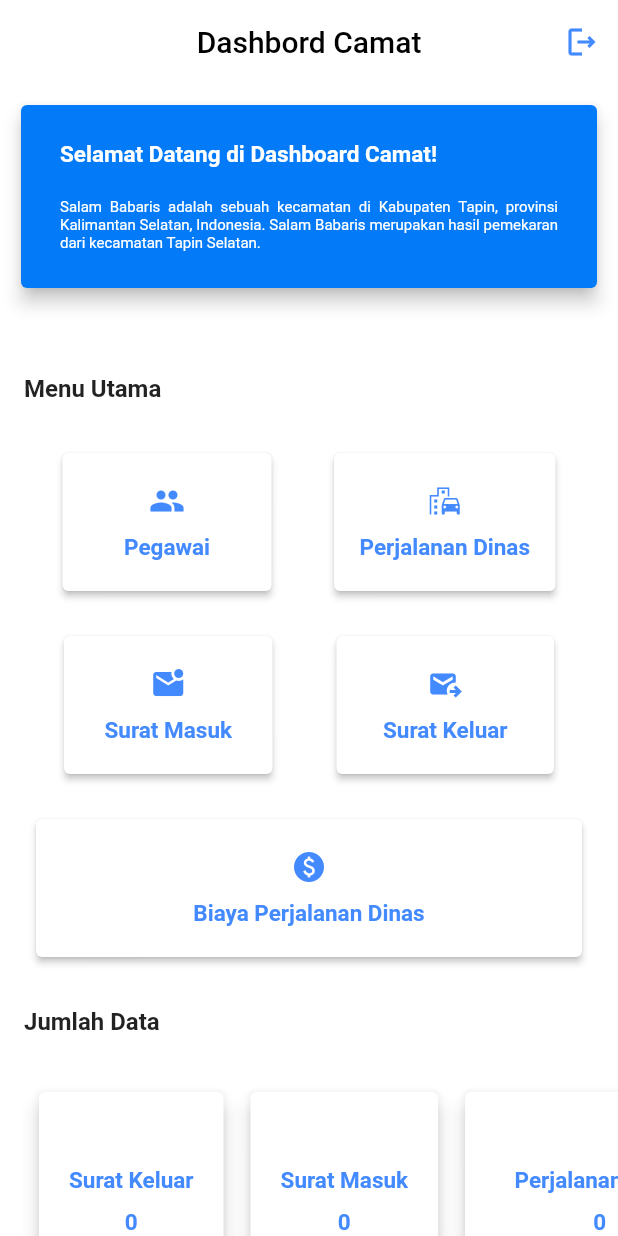
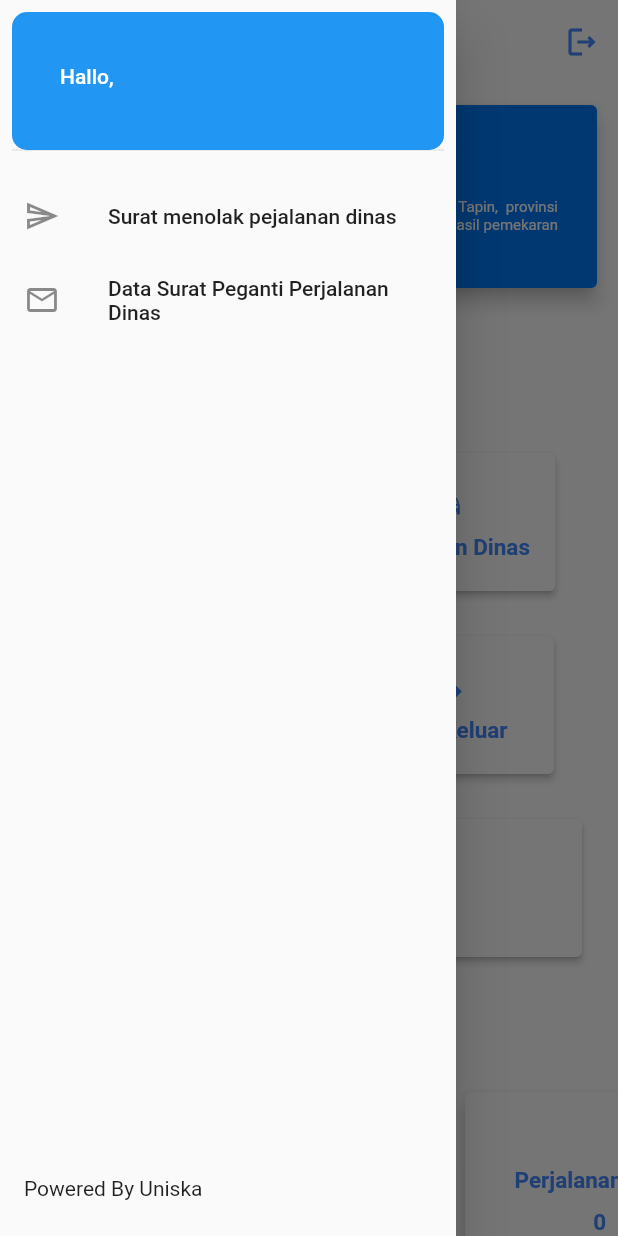
Before and after one commit to vicco7s/flutter-mini-project, a Flutter app: the HomeCamatPage screen opened directly, with the side drawer open (before the commit the screen has no drawer), on a phone screen of 412 x 824 dp. Run offline on Flutter 3.47's test engine with Material 2 defaults, Android fonts, the phone set to English and light mode, and no system bars; our stand-ins replace basic_utils, cloud_firestore, datetime_picker_formfield_new, email_validator, firebase_auth, firebase_core and 8 more; missing offline and left inert: dart:ffi; accounts and stored records are empty.

Commit message:
Update Surat Batal

```diff
--- a/kec_app/lib/page/Dashboard Camat/HomeCamatPage.dart
+++ b/kec_app/lib/page/Dashboard Camat/HomeCamatPage.dart
@@ -10,6 +10,7 @@ import 'package:kec_app/page/Dashboard%20Camat/viewpage/PegawaiCamat.dart';
 import 'package:kec_app/page/Dashboard%20Camat/viewpage/SuratKeluarCamat.dart';
 import 'package:kec_app/page/Dashboard%20Camat/viewpage/SuratmasukCamat.dart';
 import 'package:kec_app/page/Users/loginpage.dart';
+import 'package:kec_app/util/utilCamatHome/DrawerCamatHome.dart';
 
 class HomeCamatPage extends StatefulWidget {
   const HomeCamatPage({super.key});
@@ -19,7 +20,7 @@ class HomeCamatPage extends StatefulWidget {
 }
 
 class _HomeCamatPageState extends State<HomeCamatPage> with SingleTickerProviderStateMixin{
-
+  final currentUser = FirebaseAuth.instance;
   final List<Widget> myTabs = [
     Tab(
       icon: Icon(Icons.group_outlined),
@@ -52,6 +53,7 @@ class _HomeCamatPageState extends State<HomeCamatPage> with SingleTickerProvider
   Widget build(BuildContext context) {
     return Scaffold(
       backgroundColor: Colors.white,
+      drawer: DrawerCamatHome(currentUser: currentUser,),
       appBar: AppBar(
         actions: [
           IconButton(
@@ -404,6 +406,7 @@ class _HomeCamatPageState extends State<HomeCamatPage> with SingleTickerProvider
   }
 }
 
+
 Future<void> logout(BuildContext context) async {
 
   await FirebaseAuth.instance.signOut();
--- a/kec_app/lib/page/Dashboard user/surat/suratBatal/detailSuratBatalPjd.dart
+++ b/kec_app/lib/page/Dashboard user/surat/suratBatal/detailSuratBatalPjd.dart
@@ -15,8 +15,8 @@ class DetailSuratBatalPJD extends StatelessWidget {
     final Timestamp timerStamps = documentSnapshot['tanggal_perjalanan'];
     var date = timerStamp.toDate();
     var dates = timerStamps.toDate();
-    var tanggal_surat = DateFormat.yMMMMd('id_ID').format(date);
-    var tanggal_perjalanan = DateFormat.yMMMMd('id_ID').format(dates);
+    var tanggal_surat = DateFormat.yMMMMd().format(date);
+    var tanggal_perjalanan = DateFormat.yMMMMd().format(dates);
 
     return Scaffold(
         appBar: AppBar(
--- a/kec_app/lib/report/reportSuratBatal/ReporSuratBatal.dart
+++ b/kec_app/lib/report/reportSuratBatal/ReporSuratBatal.dart
@@ -47,6 +47,7 @@ class ReportSuratBatal extends StatelessWidget {
     final memoryImage = pw.MemoryImage(
       (await rootBundle.load('image/kabtapin.png')).buffer.asUint8List(),
     );
+    await initializeDateFormatting('id_ID');
 
     final Timestamp timerStamp = documentSnapshot['tanggal_surat'];
     final Timestamp timerStamps = documentSnapshot['tanggal_perjalanan'];
--- /dev/null
+++ b/kec_app/lib/util/utilCamatHome/DrawerCamatHome.dart
@@ -0,0 +1,93 @@
+import 'package:cloud_firestore/cloud_firestore.dart';
+import 'package:firebase_auth/firebase_auth.dart';
+import 'package:flutter/cupertino.dart';
+import 'package:flutter/material.dart';
+import 'package:kec_app/page/Dashboard%20Camat/SuratBatal/suratbatalCamat.dart';
+
+class DrawerCamatHome extends StatelessWidget {
+  const DrawerCamatHome({
+    super.key, required this.currentUser,
+  });
+
+  final FirebaseAuth currentUser;
+
+  @override
+  Widget build(BuildContext context) {
+    return Drawer(
+      child: Column(
+        children: [
+          Expanded(
+          child: StreamBuilder<QuerySnapshot>(
+            stream: FirebaseFirestore.instance
+                .collection('users')
+                .where("uid", isEqualTo: currentUser.currentUser!.uid)
+                .snapshots(),
+            builder: (context, snapshot) {
+              return (snapshot.connectionState == ConnectionState.waiting)
+                  ? Center(
+                      child: CircularProgressIndicator(),
+                    )
+                  : ListView.builder(
+                      itemCount: snapshot.data!.docs.length,
+                      itemBuilder: (BuildContext context, index) {
+                        final DocumentSnapshot documentSnapshot =
+                            snapshot.data!.docs[index];
+
+                        return Column(
+                          children: [
+                            Padding(
+                              padding: EdgeInsets.all(8.0),
+                              child: Container(
+                                height: 100,
+                                child: DrawerHeader(
+                                  decoration: ShapeDecoration(
+                                  shape: RoundedRectangleBorder(
+                                    borderRadius: BorderRadius.only(
+                                      topLeft: Radius.circular(10.0),
+                                      bottomRight: Radius.circular(10.0),
+                                      topRight: Radius.circular(10.0),
+                                      bottomLeft: Radius.circular(10.0),
+                                    ),
+                                  ),
+                                  color: Colors.blue,
+                                ),
+                                  child: ListTile(
+                                    textColor: Colors.white,
+                                    title: Text('Hallo,'+ ' ' + documentSnapshot['nama']),
+                                    subtitle: Text(documentSnapshot['email']),
+                                    onTap: () {
+
+                                    },
+                                  ),
+                                ),
+                              ),
+                            ),
+                            ListTile(
+                              leading: Icon(Icons.send_outlined),
+                              title: Text('Surat menolak pejalanan dinas'),
+                              onTap: () {
+                                Navigator.of(context).push(CupertinoPageRoute(builder: (context) => SuratBatalCamat()));
+                              },
+                            ),
+                            ListTile(
+                              leading: Icon(Icons.email_outlined),
+                              title: Text('Data Surat Peganti Perjalanan Dinas'),
+                              onTap: () {},
+                            ),
+                          ],
+                        );
+                      },
+                    );
+            },
+          ),
+        ),
+
+        ListTile(
+          leading: Text('Powered By Uniska'),
+        ),
+
+        ],
+      ),
+    );
+  }
+}
```
Also changed, not shown: kec_app/lib/controller/controllerUser/controllerSuratBatal.dart (+128 -8 lines), kec_app/lib/page/Dashboard Camat/SuratBatal/detailsuratBatalcamat.dart (added, +139 -0 lines), kec_app/lib/page/Dashboard Camat/SuratBatal/listsuratBatalUser.dart (added, +130 -0 lines), kec_app/lib/page/Dashboard Camat/SuratBatal/suratbatalCamat.dart (added, +228 -0 lines), kec_app/lib/util/Drawer.dart (+10 -0 lines), kec_app/lib/report/reportSuratBatal/LaporanSuratbatal.dart (added), kec_app/lib/util/OptionDropDown.dart (line endings or trailing spaces).
